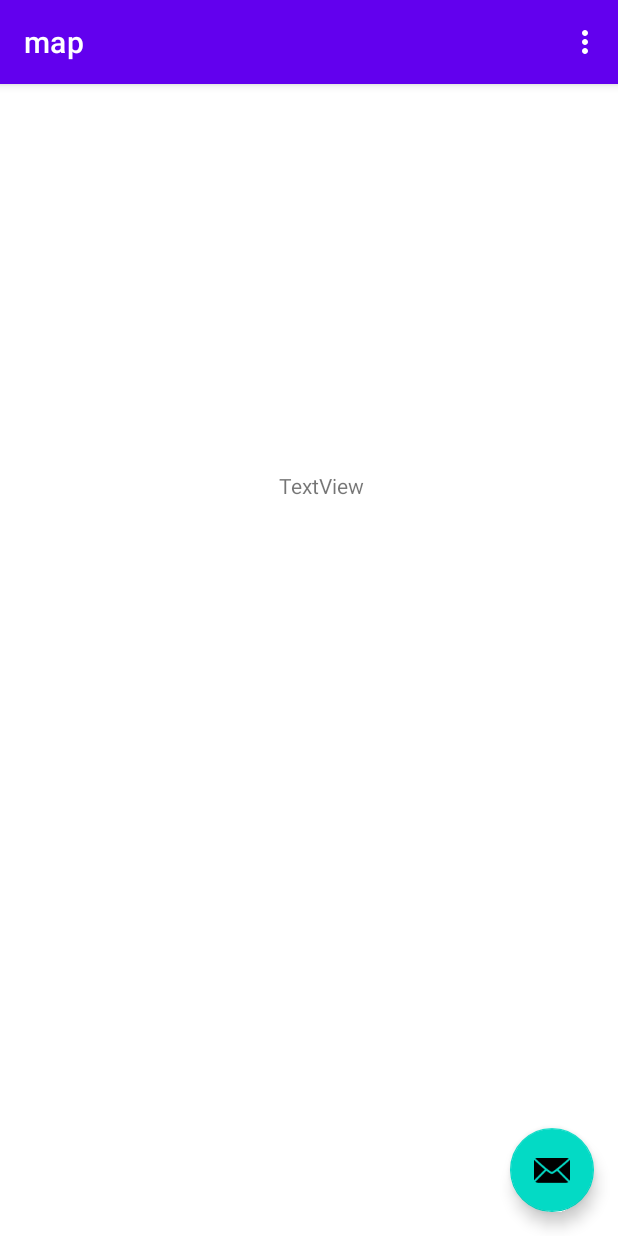
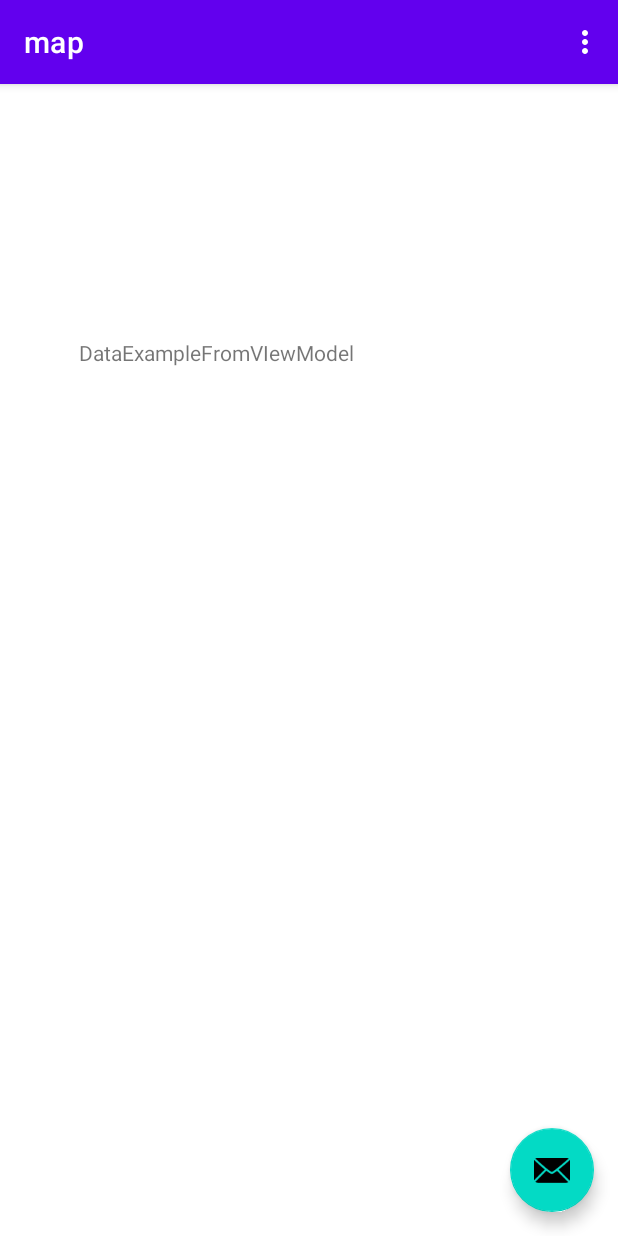
Before and after one commit to JDavidLpez723/mapapp, an Android app: the HomeFragment screen opened through its navigation route, on a phone screen of 412 x 824 dp. Run offline under Robolectric (Android 15) with nearby library versions, the phone set to English and light mode, and no system bars; our stand-ins replace Room's generated code.

Commit message:
Persistence data

```diff
--- a/app/src/main/java/com/example/map/app/MapApp.kt
+++ b/app/src/main/java/com/example/map/app/MapApp.kt
@@ -12,6 +12,8 @@ import kotlinx.coroutines.launch
 import retrofit2.Retrofit
 import retrofit2.converter.gson.GsonConverterFactory
 
+//Application: Class shared among every fragment and activity
+//it is where the db is stored
 class MapApp: Application() {
     val database by lazy { MapDatabase.getInstance(this)}
     override fun onCreate() {
--- a/app/src/main/java/com/example/map/model/MapDatabase.kt
+++ b/app/src/main/java/com/example/map/model/MapDatabase.kt
@@ -10,6 +10,8 @@ import androidx.room.TypeConverters
 abstract class MapDatabase: RoomDatabase() {
     abstract val userDao: UserDao
 
+    //Companion: object shared by all instances of a class.
+    //similar to "static" in Java.
     companion object{
         @Volatile
         private var INSTANCE: MapDatabase? = null
--- a/app/src/main/java/com/example/map/model/Node.kt
+++ b/app/src/main/java/com/example/map/model/Node.kt
@@ -4,7 +4,7 @@ import androidx.room.Entity
 import androidx.room.PrimaryKey
 
 
-@Entity(tableName = "user_table")
+@Entity(tableName = "node_table")
 data class Node(
     @PrimaryKey(autoGenerate = true)
     val id: Int = 0,
--- a/app/src/main/java/com/example/map/model/UserDao.kt
+++ b/app/src/main/java/com/example/map/model/UserDao.kt
@@ -11,6 +11,8 @@ interface UserDao {
     suspend fun addUser(user: User)
     @Query("SELECT * FROM user_table WHERE id = :id")
     suspend fun getUser(id: Int): User?
+    @Query("SELECT * FROM user_table")
+    suspend fun fetchUsers(): List<User>
     @Update
     suspend fun update(user: User)
 
--- a/app/src/main/java/com/example/map/view/HomeFragment.kt
+++ b/app/src/main/java/com/example/map/view/HomeFragment.kt
@@ -31,7 +31,8 @@ class HomeFragment: Fragment() {
     override fun onViewCreated(view: View, savedInstanceState: Bundle?) {
         super.onViewCreated(view, savedInstanceState)
 
-        view.findViewById<TextView>(R.id.textView).setText(viewModel.getUser(1)?.email)
-//        viewModel.getUser(0)?.email
+//        view.findViewById<TextView>(R.id.textView).setText(viewModel.getUser(0)?.email)
+        view.findViewById<TextView>(R.id.textView).setText(viewModel.getDataExample())
+
     }
 }
--- a/app/src/main/java/com/example/map/viewmodel/MapViewModel.kt
+++ b/app/src/main/java/com/example/map/viewmodel/MapViewModel.kt
@@ -10,20 +10,29 @@ import kotlinx.coroutines.launch
 
 class MapViewModel(private val database: MapDatabase): ViewModel() {
 
+    private var u: User? = null
+    private var userList = listOf<User>()
+
     init {
         viewModelScope.launch(Dispatchers.IO) {
-
+            u = database.userDao.getUser(0)
+            userList = database.userDao.fetchUsers()
         }
+        println("User List:")
+        println(userList)
     }
 
     fun getUser(i: Int): User? {
-        var u : User? = null
-        viewModelScope.launch(Dispatchers.IO) {
-            u = database.userDao.getUser(i)
-        }
+//        var u : User? = null
+//        viewModelScope.launch(Dispatchers.IO) {
+//            u = database.userDao.getUser(i)
+//        }
 //        var u : User? = User(id = 3, email = "aaasa", password = "a")
+        println(u)
         return u
     }
+
+    fun getDataExample(): String = "DataExampleFromVIewModel"
 }
 
 class MapViewModelFactory(private val database: MapDatabase): ViewModelProvider.Factory {
--- a/app/src/main/res/layout/fragment_home.xml
+++ b/app/src/main/res/layout/fragment_home.xml
@@ -17,14 +17,4 @@
         app:layout_constraintEnd_toEndOf="parent"
         app:layout_constraintTop_toTopOf="parent" />
 
-    <TextView
-        android:id="@+id/textView2"
-        android:layout_width="wrap_content"
-        android:layout_height="wrap_content"
-        android:layout_marginTop="69dp"
-        android:layout_marginEnd="169dp"
-        android:layout_marginRight="169dp"
-        android:text="TextView"
-        app:layout_constraintEnd_toEndOf="parent"
-        app:layout_constraintTop_toBottomOf="@+id/textView" />
 </androidx.constraintlayout.widget.ConstraintLayout>
```
